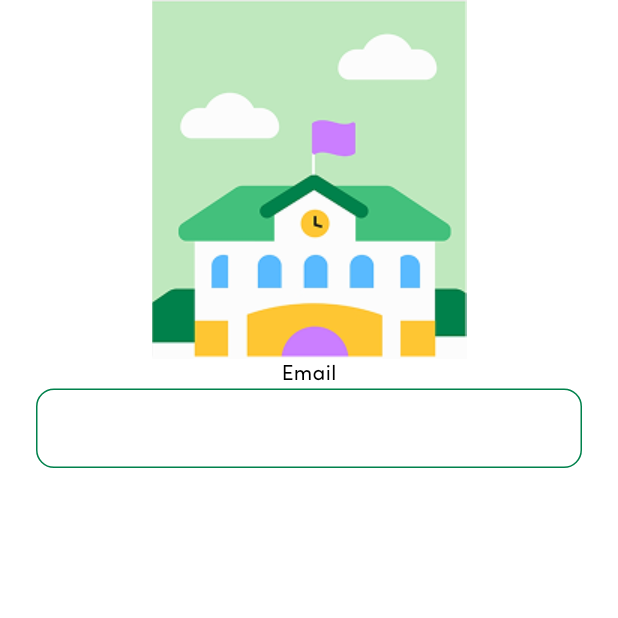
After one commit to Dimah02/safe_bus, a Flutter app: the screen it shows after launch, after a tap on "Parent", on a phone screen of 412 x 824 dp, the top half of it. The commit adds this screen. Run offline on Flutter 3.47's test engine with Material 3 defaults, Android fonts, the phone set to English and light mode, and no system bars; our stand-ins replace flutter_svg, font_awesome_flutter, get_it, go_router; project files that could hold a hidden picture were left out.

Commit message:
add login

```diff
--- a/lib/core/styles/spacing_style.dart
+++ b/lib/core/styles/spacing_style.dart
@@ -9,4 +9,9 @@ class KSpacingStyle {
         start: KSizes.defaultSpace,
         end: KSizes.defaultSpace,
       );
+  static const EdgeInsetsGeometry paddingNoTop = EdgeInsetsDirectional.only(
+    bottom: KSizes.defaultSpace,
+    start: KSizes.defaultSpace,
+    end: KSizes.defaultSpace,
+  );
 }
--- a/lib/core/utils/app_routes.dart
+++ b/lib/core/utils/app_routes.dart
@@ -1,10 +1,16 @@
 import 'package:go_router/go_router.dart';
+import 'package:safe_bus/features/shared/login/presentation/views/login_screen.dart';
 import 'package:safe_bus/features/shared/login/presentation/views/splash_screen.dart';
 
 abstract class AppRouter {
+  AppRouter._();
+
+  static final String splash = "/";
+  static final String login = "/login";
   static final router = GoRouter(
     routes: [
-      GoRoute(path: "/", builder: (context, state) => const SplashScreen()),
+      GoRoute(path: splash, builder: (context, state) => const SplashScreen()),
+      GoRoute(path: login, builder: (context, state) => const LoginScreen()),
     ],
   );
 }
--- /dev/null
+++ b/lib/features/shared/login/presentation/views/login_screen.dart
@@ -0,0 +1,27 @@
+import 'package:flutter/material.dart';
+import 'package:safe_bus/core/styles/image_strings.dart';
+import 'package:safe_bus/core/styles/spacing_style.dart';
+
+class LoginScreen extends StatelessWidget {
+  const LoginScreen({super.key});
+
+  @override
+  Widget build(BuildContext context) {
+    return Scaffold(
+      body: Padding(
+        padding: KSpacingStyle.paddingNoTop,
+        child: SingleChildScrollView(
+          child: Form(
+            child: Column(
+              children: [
+                Image.asset(KImage.schoolImage),
+                Text("Email"),
+                TextFormField(),
+              ],
+            ),
+          ),
+        ),
+      ),
+    );
+  }
+}
--- a/lib/features/shared/login/presentation/views/widgets/role_container.dart
+++ b/lib/features/shared/login/presentation/views/widgets/role_container.dart
@@ -1,8 +1,10 @@
 import 'package:flutter/material.dart';
 import 'package:flutter_svg/svg.dart';
 import 'package:font_awesome_flutter/font_awesome_flutter.dart';
+import 'package:go_router/go_router.dart';
 import 'package:safe_bus/core/styles/colors.dart';
 import 'package:safe_bus/core/styles/sizes.dart';
+import 'package:safe_bus/core/utils/app_routes.dart';
 
 class RoleContainer extends StatelessWidget {
   const RoleContainer({
@@ -17,7 +19,11 @@ class RoleContainer extends StatelessWidget {
 
   @override
   Widget build(BuildContext context) {
-    return Container(
+    return GestureDetector(
+      onTap: () {
+        GoRouter.of(context).push(AppRouter.login);
+      },
+      child: Container(
         height: 130,
         width: (MediaQuery.of(context).size.width - 48 - 24) / 2,
 
@@ -51,6 +57,7 @@ class RoleContainer extends StatelessWidget {
             Positioned(bottom: 0, right: 14, child: SvgPicture.asset(image)),
           ],
         ),
+      ),
     );
   }
 }
```
Lines whose indentation alone changed are shown as unchanged.
